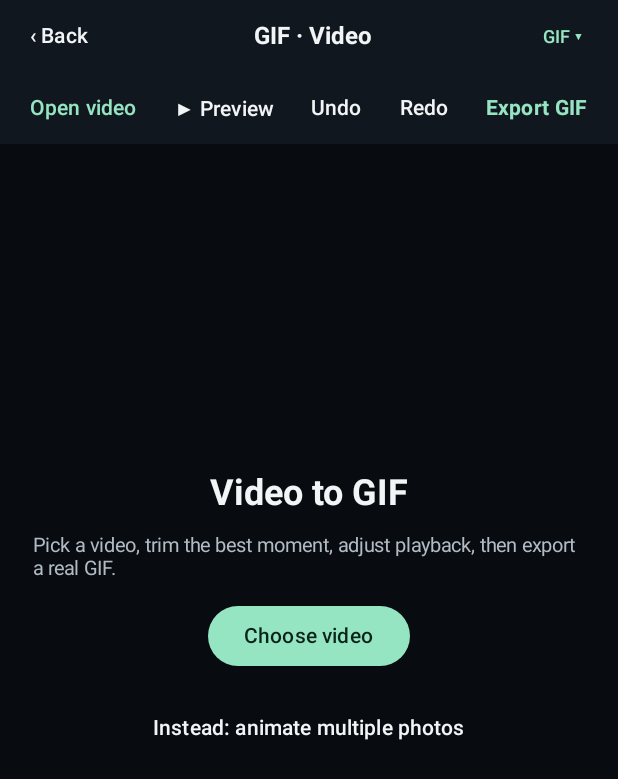
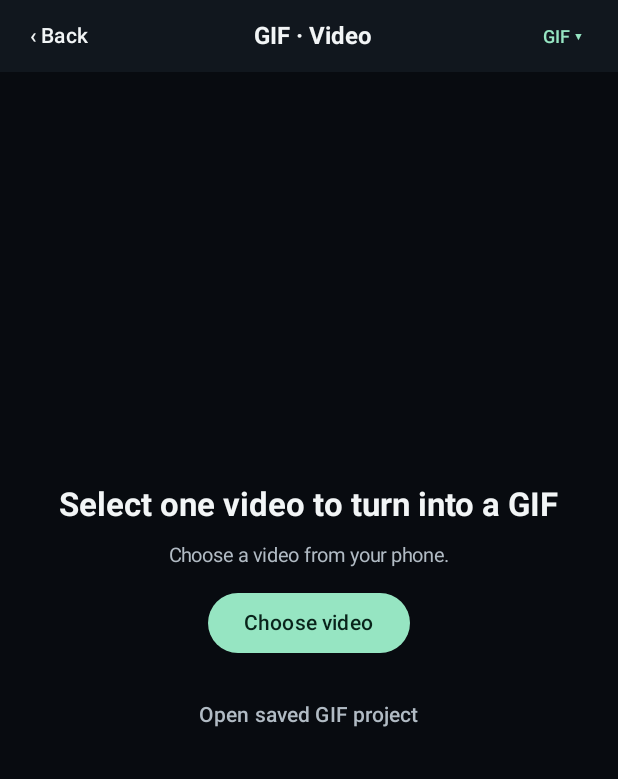
Before and after one commit to MrSkyrimFan/GZ-Mobile-001, an Android app built with Jetpack Compose: the composable VideoGifScreen shown on its own in the app's theme, on a phone screen of 412 x 824 dp. Shown: the top 779 px of the screen. Run offline under Robolectric (Android 15) with nearby library versions, the phone set to English and light mode, and no system bars.

Commit message:
ux(gif): one-video-only landing with Choose video and saved-project access, remove photo animation clutter

```diff
--- a/app/src/main/java/com/greenezone/gzphotoeditor/ui/VideoGifScreen.kt
+++ b/app/src/main/java/com/greenezone/gzphotoeditor/ui/VideoGifScreen.kt
@@ -84,8 +84,7 @@ fun VideoGifScreen(
     document: GifDocument,
     onDocument: (GifDocument) -> Unit,
     onBack: () -> Unit,
-    onSwitch: (WorkspaceMode) -> Unit,
-    onAnimatePhotos: () -> Unit
+    onSwitch: (WorkspaceMode) -> Unit
 ) {
     val context = LocalContext.current
     val resolver = context.contentResolver
@@ -104,7 +103,6 @@ fun VideoGifScreen(
     var askSave by remember { mutableStateOf(false) }
     var savedOpen by remember { mutableStateOf(false) }
     var askNew by remember { mutableStateOf(false) }
-    var askPhotos by remember { mutableStateOf(false) }
     var saveName by remember { mutableStateOf("") }
     var savedNames by remember { mutableStateOf<List<String>>(emptyList()) }
 
@@ -252,17 +250,18 @@ fun VideoGifScreen(
             Column(horizontalAlignment = Alignment.CenterHorizontally,
                 verticalArrangement = Arrangement.spacedBy(13.dp),
                 modifier = Modifier.padding(horizontal = 22.dp)) {
-                Text("Video to GIF", color = EditorWhite,
-                    fontWeight = FontWeight.Bold, fontSize = 24.sp)
-                Text("Pick a video, trim the best moment, adjust playback, then export a real GIF.",
+                Text("Select one video to turn into a GIF",
+                    color = EditorWhite, fontWeight = FontWeight.Bold, fontSize = 22.sp)
+                Text("Choose a video from your phone.",
                     color = EditorMuted, fontSize = 13.sp)
                 Button(onClick = ::selectVideo, enabled = !busy,
                     colors = ButtonDefaults.buttonColors(
                         containerColor = EditorMint, contentColor = Color(0xFF09231A)
                     )) { Text("Choose video") }
-                TextButton(onClick = onAnimatePhotos) {
-                    Text("Instead: animate multiple photos", color = EditorWhite)
-                }
+                TextButton(
+                    enabled = !busy && !exporting,
+                    onClick = { savedNames = GifStore.names(context); savedOpen = true }
+                ) { Text("Open saved GIF project", color = EditorMuted) }
             }
         } else {
             preview?.let {
@@ -284,7 +283,7 @@ fun VideoGifScreen(
                     fontWeight = FontWeight.Bold, fontSize = 16.sp)
                 WorkspaceModeMenu(WorkspaceMode.GIF, !busy && !exporting, onSwitch)
             }
-            Row(Modifier.fillMaxWidth().horizontalScroll(rememberScrollState()),
+            if (clip != null) Row(Modifier.fillMaxWidth().horizontalScroll(rememberScrollState()),
                 verticalAlignment = Alignment.CenterVertically) {
                 TextButton(onClick = ::selectVideo, enabled = !busy && !exporting) {
                     Text(if (clip == null) "Open video" else "Change video", color = EditorMint)
@@ -455,9 +454,6 @@ fun VideoGifScreen(
                             DockChip("Start over", false, enabled = !busy && !exporting) {
                                 askNew = true
                             }
-                            DockChip("Animate photos", false, enabled = !busy && !exporting) {
-                                askPhotos = true
-                            }
                         }
                         Text("GIFs have no audio. For a video with music, use the future video editor.",
                             color = EditorMuted, fontSize = 11.sp,
@@ -497,29 +493,26 @@ fun VideoGifScreen(
                         val restored = GifStore.load(context, name)
                         if (restored?.video != null) {
                             commit(restored); selectedFrame = 0; savedOpen = false
-                        } else notice = "That project is a photo animation or cannot be read."
+                        } else notice = "This GIF maker accepts video projects. The previous photo-animation project is still saved."
                     }) { Text(name, color = EditorMint) }
                 }
             }
         },
         confirmButton = { TextButton(onClick = { savedOpen = false }) { Text("Close") } }
     )
-    if (askNew || askPhotos) AlertDialog(
-        onDismissRequest = { askNew = false; askPhotos = false },
+    if (askNew) AlertDialog(
+        onDismissRequest = { askNew = false },
         title = { Text("Leave this video GIF?") },
         text = { Text("Save your edit first if you want to reopen it later. Undo history may restore it.",
             color = EditorMuted) },
         confirmButton = { TextButton(onClick = {
             playing = false
-            if (askPhotos) {
-                commit(document.copy(video = null, frames = emptyList()))
-                onAnimatePhotos()
-            } else commit(GifDocument())
+            commit(GifDocument())
             selectedFrame = 0
-            askNew = false; askPhotos = false
+            askNew = false
         }) { Text("Continue", color = EditorMint) } },
         dismissButton = { TextButton(onClick = {
-            askNew = false; askPhotos = false
+            askNew = false
         }) { Text("Cancel") } }
     )
 }
```
Also changed, not shown: app/src/main/java/com/greenezone/gzphotoeditor/ui/GifMakerScreen.kt (+1 -7 lines), 1 other file.
